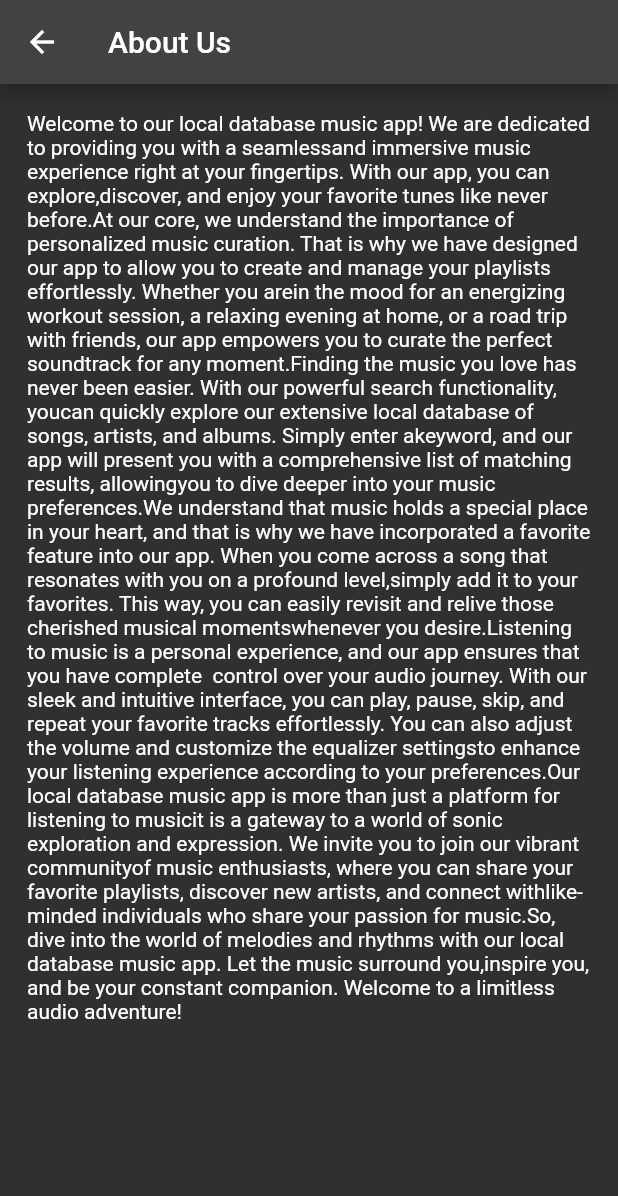
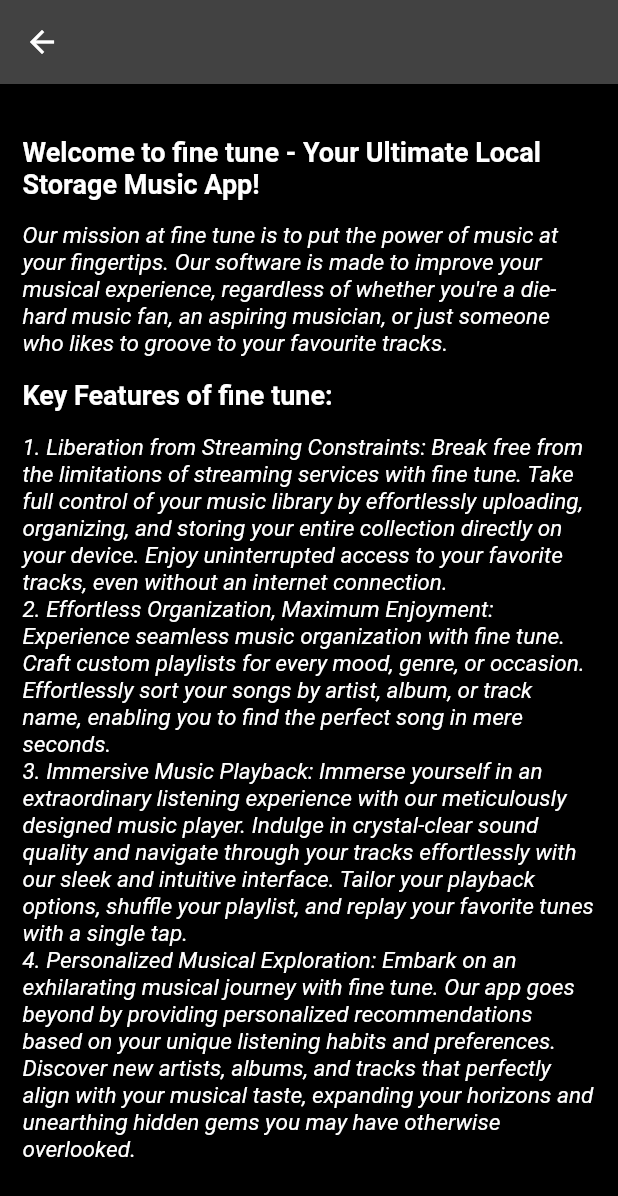
Before and after one commit to Anser47/finetune, a Flutter app: the ScreenSettings screen opened directly, after a tap on "About Us", on a phone screen of 412 x 824 dp. Shown: the top 1196 px of the screen. Run offline on Flutter 3.47's test engine with Material 2 defaults, Android fonts, the phone set to English and light mode, and no system bars; our stand-ins replace assets_audio_player, audio_video_progress_bar, hive, hive_flutter, on_audio_query, permission_handler; accounts and stored records are empty.

Commit message:
before adding bloc

```diff
--- a/lib/main.dart
+++ b/lib/main.dart
@@ -1,7 +1,7 @@
 import 'package:fine_tune/model/model.dart';
 import 'package:fine_tune/model/playlistmode.dart';
+import 'package:fine_tune/screens/splash.dart';
 import 'package:flutter/material.dart';
-import 'package:fine_tune/screens/splash.dart';
 import 'package:hive_flutter/adapters.dart';
 
 void main() async {
@@ -25,6 +25,7 @@ class MyApp extends StatelessWidget {
   Widget build(BuildContext context) {
     return MaterialApp(
       theme: ThemeData.dark(),
+      // home: Aboutus(),
       home: const SplashScreen(),
       debugShowCheckedModeBanner: false,
     );
--- a/lib/screens/playlist/playlistbottomsheet.dart
+++ b/lib/screens/playlist/playlistbottomsheet.dart
@@ -1,5 +1,3 @@
-import 'dart:developer';
-
 import 'package:fine_tune/db/playlist_function.dart';
 import 'package:fine_tune/model/model.dart';
 import 'package:flutter/material.dart';
--- a/lib/screens/settings/aboutus.dart
+++ b/lib/screens/settings/aboutus.dart
@@ -1,48 +1,68 @@
 import 'package:flutter/material.dart';
 
-class ScreenAboutUs extends StatelessWidget {
-  const ScreenAboutUs({super.key});
+class Aboutus extends StatelessWidget {
+  const Aboutus({super.key});
 
   @override
-  Widget build(BuildContext context) {
+  Widget build(BuildContext ctx) {
     return Scaffold(
-      appBar: AppBar(
-        title: const Text('About Us'),
-      ),
+      appBar: AppBar(),
+      backgroundColor: Colors.black,
       body: const SafeArea(
         child: Column(
           children: [
-            Padding(
-              padding: EdgeInsets.all(18.0),
-              child: Expanded(
-                child: Text(
-                    'Welcome to our local database music app! We are dedicated to providing you with a seamless'
-                    'and immersive music experience right at your fingertips. With our app, you can explore,'
-                    'discover, and enjoy your favorite tunes like never before.'
-                    'At our core, we understand the importance of personalized music curation. That is why we have'
-                    ' designed our app to allow you to create and manage your playlists effortlessly. Whether you are'
-                    'in the mood for an energizing workout session, a relaxing evening at home, or a road trip with'
-                    ' friends, our app empowers you to curate the perfect soundtrack for any moment.'
-                    'Finding the music you love has never been easier. With our powerful search functionality, you'
-                    'can quickly explore our extensive local database of songs, artists, and albums. Simply enter a'
-                    'keyword, and our app will present you with a comprehensive list of matching results, allowing'
-                    'you to dive deeper into your music preferences.'
-                    'We understand that music holds a special place in your heart, and that is why we have incorporated '
-                    'a favorite feature into our app. When you come across a song that resonates with you on a profound level,'
-                    'simply add it to your favorites. This way, you can easily revisit and relive those cherished musical moments'
-                    'whenever you desire.'
-                    'Listening to music is a personal experience, and our app ensures that you have complete '
-                    ' control over your audio journey. With our sleek and intuitive interface, you can play, pause, skip, and '
-                    'repeat your favorite tracks effortlessly. You can also adjust the volume and customize the equalizer settings'
-                    'to enhance your listening experience according to your preferences.'
-                    'Our local database music app is more than just a platform for listening to music'
-                    'it is a gateway to a world of sonic exploration and expression. We invite you to join our vibrant community'
-                    'of music enthusiasts, where you can share your favorite playlists, discover new artists, and connect with'
-                    'like-minded individuals who share your passion for music.'
-                    'So, dive into the world of melodies and rhythms with our local database music app. Let the music surround you,'
-                    'inspire you, and be your constant companion. Welcome to a limitless audio adventure!'),
+            SizedBox(
+              height: 20,
+            ),
+            Expanded(
+              child: SingleChildScrollView(
+                child: Padding(
+                  padding: EdgeInsets.all(15),
+                  child: Column(
+                    children: [
+                      Text(
+                        'Welcome to fine tune - Your Ultimate Local Storage Music App!',
+                        style: TextStyle(
+                            fontWeight: FontWeight.bold, fontSize: 18),
+                      ),
+                      SizedBox(
+                        height: 15,
+                      ),
+                      Text(
+                        "Our mission at fine tune is to put the power of music at your fingertips. Our software is made to improve your musical experience, regardless of whether you're a die-hard music fan, an aspiring musician, or just someone who likes to groove to your favourite tracks.",
+                        style: TextStyle(
+                          fontSize: 15,
+                          fontStyle: FontStyle.italic,
+                        ),
+                      ),
+                      SizedBox(
+                        height: 15,
+                      ),
+                      Row(
+                        mainAxisAlignment: MainAxisAlignment.start,
+                        children: [
+                          Text(
+                            'Key Features of fine tune:',
+                            style: TextStyle(
+                                fontWeight: FontWeight.bold, fontSize: 18),
+                          ),
+                        ],
+                      ),
+                      SizedBox(
+                        height: 15,
+                      ),
+                      Text(
+                        "1. Liberation from Streaming Constraints: Break free from the limitations of streaming services with fine tune. Take full control of your music library by effortlessly uploading, organizing, and storing your entire collection directly on your device. Enjoy uninterrupted access to your favorite tracks, even without an internet connection.\n2. Effortless Organization, Maximum Enjoyment: Experience seamless music organization with fine tune. Craft custom playlists for every mood, genre, or occasion. Effortlessly sort your songs by artist, album, or track name, enabling you to find the perfect song in mere seconds.\n3. Immersive Music Playback: Immerse yourself in an extraordinary listening experience with our meticulously designed music player. Indulge in crystal-clear sound quality and navigate through your tracks effortlessly with our sleek and intuitive interface. Tailor your playback options, shuffle your playlist, and replay your favorite tunes with a single tap.\n4. Personalized Musical Exploration: Embark on an exhilarating musical journey with fine tune. Our app goes beyond by providing personalized recommendations based on your unique listening habits and preferences. Discover new artists, albums, and tracks that perfectly align with your musical taste, expanding your horizons and unearthing hidden gems you may have otherwise overlooked.",
+                        style: TextStyle(
+                          fontSize: 15,
+                          fontStyle: FontStyle.italic,
+                        ),
+                      ),
+                    ],
+                  ),
+                ),
               ),
-            ),
+            )
           ],
         ),
       ),
--- a/lib/screens/settings/settings.dart
+++ b/lib/screens/settings/settings.dart
@@ -35,32 +35,6 @@ class ScreenSettings extends StatelessWidget {
                 ),
               ],
             ),
-            // TextButton(
-            //   onPressed: () {},
-            //   child: const Padding(
-            //     padding: EdgeInsets.only(left: 25.0, top: 30),
-            //     child: Text(
-            //       'Profile',
-            //       style: TextStyle(fontSize: 25, color: Colors.white),
-            //     ),
-            //   ),
-            // ),
-            // Padding(
-            //   padding: const EdgeInsets.only(left: 25.0, top: 30),
-            //   child: Row(
-            //     mainAxisAlignment: MainAxisAlignment.spaceBetween,
-            //     children: [
-            //       TextButton(
-            //         onPressed: () {},
-            //         child: const Text(
-            //           'Dark Mode',
-            //           style: TextStyle(fontSize: 25, color: Colors.white),
-            //         ),
-            //       ),
-            //       Switch(value: true, onChanged: (value) {}),
-            //     ],
-            //   ),
-            // ),
             TextButton(
               onPressed: () {},
               child: const Padding(
@@ -75,7 +49,7 @@ class ScreenSettings extends StatelessWidget {
               onPressed: () {
                 Navigator.of(context).push(
                   MaterialPageRoute(
-                    builder: (context) => const ScreenAboutUs(),
+                    builder: (context) => const Aboutus(),
                   ),
                 );
               },
```
Also changed, not shown: lib/model/eachplaylist.dart (deleted, +0 -8 lines), lib/screens/search/search.dart (+59 -10 lines).
